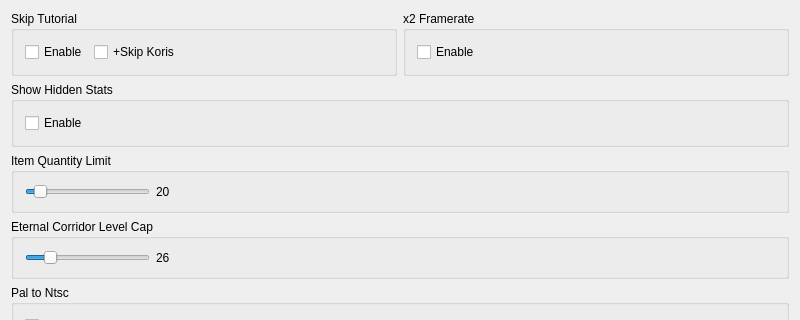
Meos4/Jade-Cocoon-Randomizer, file src/FrontendQt/AddonsWidget.ui: the form before one commit; both pictures show x 0 to 800 and y 0 to 320 of the 800 by 600 pixel window.
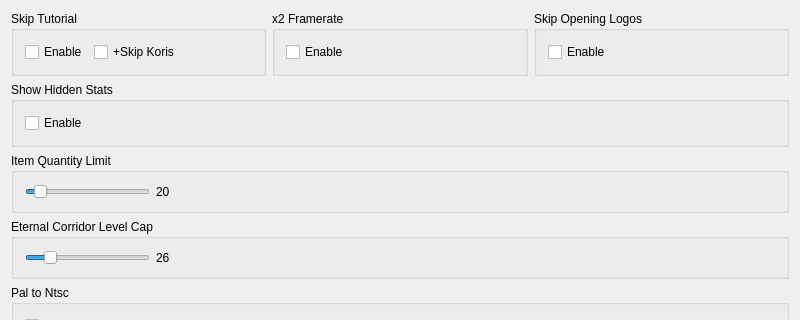
The form after the commit.

Commit message: Add Skip opening logos feature

What changed in the file:
```diff
--- a/src/FrontendQt/AddonsWidget.ui
+++ b/src/FrontendQt/AddonsWidget.ui
@@ -107,7 +107,7 @@
     </spacer>
    </item>
    <item row="0" column="0">
-    <layout class="QHBoxLayout" name="fastLayout" stretch="1,1">
+    <layout class="QHBoxLayout" name="fastLayout" stretch="1,1,1">
      <property name="spacing">
       <number>6</number>
      </property>
@@ -180,6 +180,22 @@
        </layout>
       </widget>
      </item>
+     <item>
+      <widget class="QGroupBox" name="skipOpeningLogosBox">
+       <property name="title">
+        <string>Skip Opening Logos</string>
+       </property>
+       <layout class="QVBoxLayout" name="verticalLayout_5">
+        <item>
+         <widget class="QCheckBox" name="skipOpeningLogosEnable">
+          <property name="text">
+           <string>Enable</string>
+          </property>
+         </widget>
+        </item>
+       </layout>
+      </widget>
+     </item>
     </layout>
    </item>
    <item row="3" column="0">
```
The commit also changes 6 other files.
